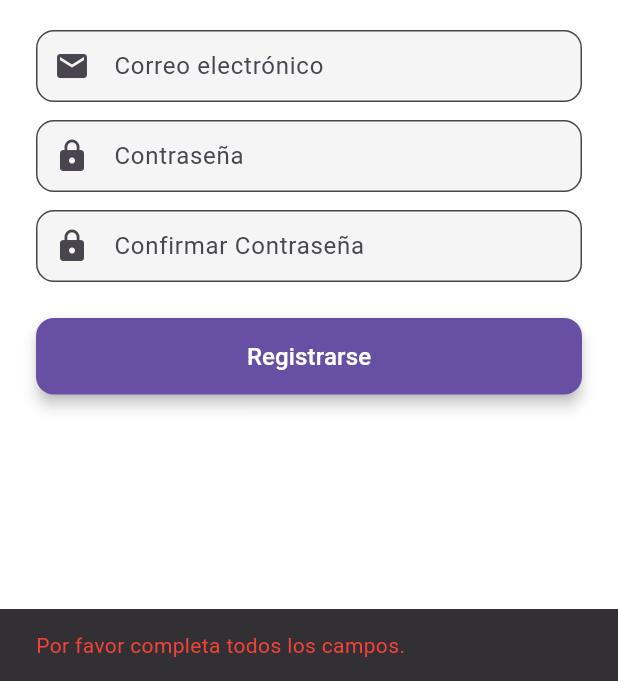
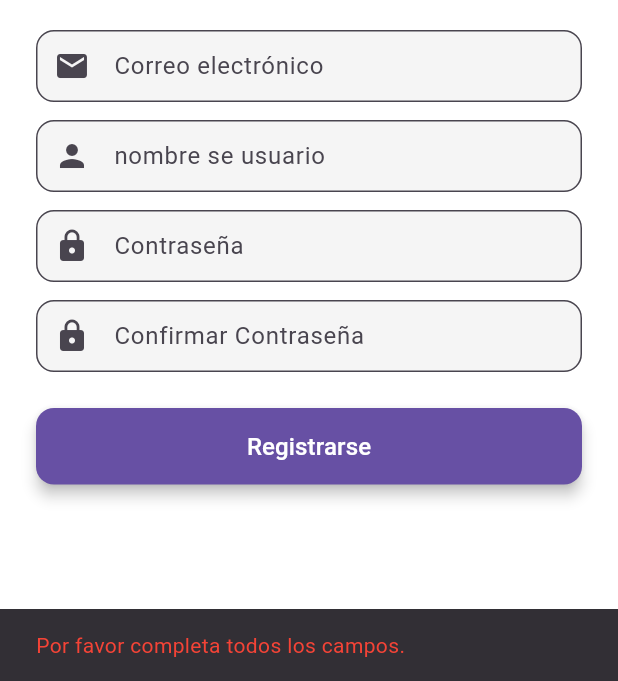
Before and after one commit to pablohernandez27/EduConnect, a Flutter app: the RegisterScreen screen opened directly, after a tap on "Registrarse", on a phone screen of 412 x 824 dp, the part 555-1236 px from its top. Run offline on Flutter 3.47's test engine with Material 3 defaults, Android fonts, the phone set to English and light mode, and no system bars; our stand-ins replace cloud_firestore, firebase_auth, firebase_core; accounts and stored records are empty; network calls fail.

Commit message:
Añdidos datos de numero de telefono, foto de perfil y nombre de usuario, y en el drawerheader

```diff
--- a/lib/models/user.dart
+++ b/lib/models/user.dart
@@ -4,12 +4,14 @@ class AppUser {
   final String uid;
   final String email;
   final String? displayName;
+  final String? phoneNumber;
   final String? photoUrl;
 
   AppUser({
     required this.uid,
     required this.email,
     this.displayName,
+    this.phoneNumber,
     this.photoUrl,
   });
 
@@ -19,6 +21,7 @@ class AppUser {
       uid: doc.id,
       email: data['email'] ?? '',
       displayName: data['displayName'],
+      phoneNumber: data['phoneNumber'],
       photoUrl: data['photoUrl'],
     );
   }
@@ -27,6 +30,7 @@ class AppUser {
     return {
       'email': email,
       'displayName': displayName,
+      'phoneNumber': phoneNumber,
       'photoUrl': photoUrl,
     };
   }
--- a/lib/screen/favorite_screen.dart
+++ b/lib/screen/favorite_screen.dart
@@ -2,7 +2,6 @@ import 'package:flutter/material.dart';
 import '../services/firestore_service.dart';
 import '../models/foro.dart';
 import 'foro_screen.dart';
-import 'create_foro_screen.dart';
 
 class FavoriteScreen extends StatelessWidget {
   final _firestoreService = FirestoreService();
--- a/lib/user_authentication/register_screen.dart
+++ b/lib/user_authentication/register_screen.dart
@@ -12,11 +12,13 @@ class RegisterScreen extends StatefulWidget {
 class _RegisterScreenState extends State<RegisterScreen> {
   final _emailController = TextEditingController();
   final _passwordController = TextEditingController();
+  final _displayNameController = TextEditingController();
   final _confirmPasswordController = TextEditingController();
 
   Future<void> _register() async {
     final email = _emailController.text.trim();
     final password = _passwordController.text.trim();
+    final displayName = _displayNameController.text.trim();
     final confirmPassword = _confirmPasswordController.text.trim();
 
     if (password != confirmPassword) {
@@ -61,8 +63,24 @@ class _RegisterScreenState extends State<RegisterScreen> {
       UserCredential userCredential = await FirebaseAuth.instance
           .createUserWithEmailAndPassword(email: email, password: password);
 
+// Obtener usuario creado
+      User? firebaseUser = userCredential.user;
+
+// Actualizar displayName en FirebaseAuth
+      await firebaseUser!.updateDisplayName(displayName);
+      await firebaseUser.reload();
+
+// Guardar en Firestore
+      await FirebaseFirestore.instance.collection('users').doc(firebaseUser.uid).set({
+        'email': firebaseUser.email,
+        'displayName': displayName,
+        'photoUrl': null,
+        'phoneNumber': null,
+      });
+
+
       // Enviar correo de verificación
-      await userCredential.user!.sendEmailVerification();
+      await firebaseUser.sendEmailVerification();
 
       // Cerrar sesión para forzar verificación antes de login
       await FirebaseAuth.instance.signOut();
@@ -86,6 +104,7 @@ class _RegisterScreenState extends State<RegisterScreen> {
         ),
       );
     }
+
   }
 
   @override
@@ -121,6 +140,20 @@ class _RegisterScreenState extends State<RegisterScreen> {
                     ),
                   ),
                 ),
+                const SizedBox(height: 12),
+                TextField(
+                  controller: _displayNameController,
+                  decoration: InputDecoration(
+                    labelText: 'nombre se usuario',
+                    prefixIcon: Icon(Icons.person),
+                    filled: true,
+                    fillColor: Colors.grey[100],
+                    border: OutlineInputBorder(
+                      borderRadius: BorderRadius.circular(12),
+                    ),
+                  ),
+                ),
+
                 const SizedBox(height: 12),
                 TextField(
                   controller: _passwordController,
```
Also changed, not shown: lib/screen/DashboardPage.dart (+42 -12 lines).
